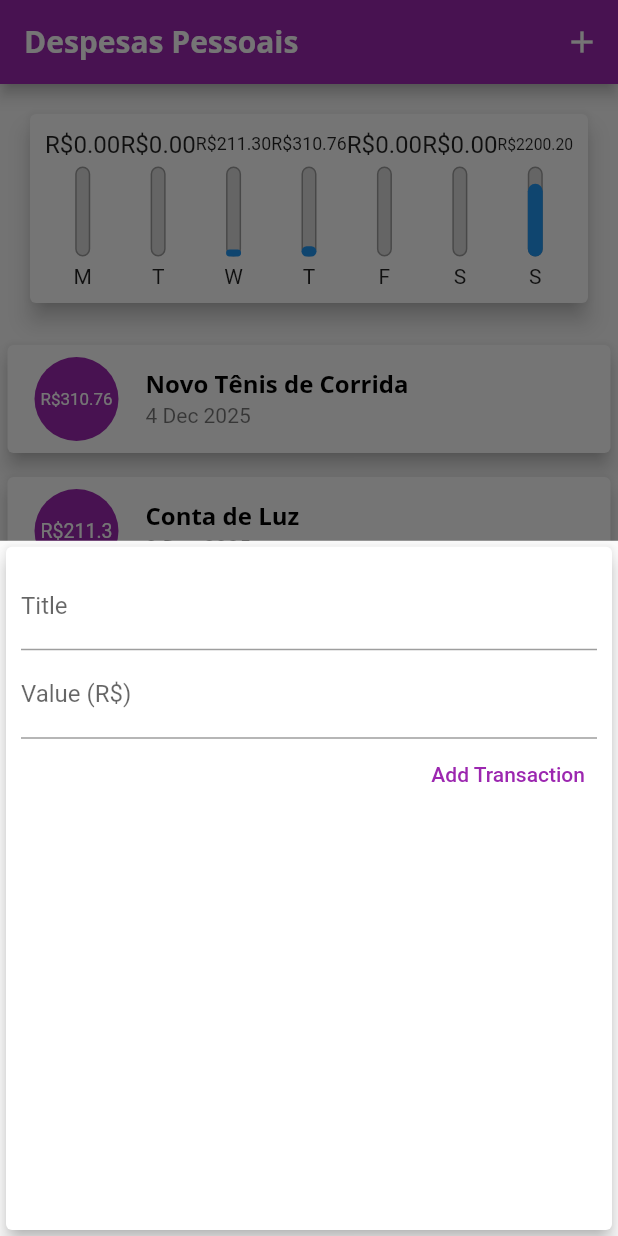
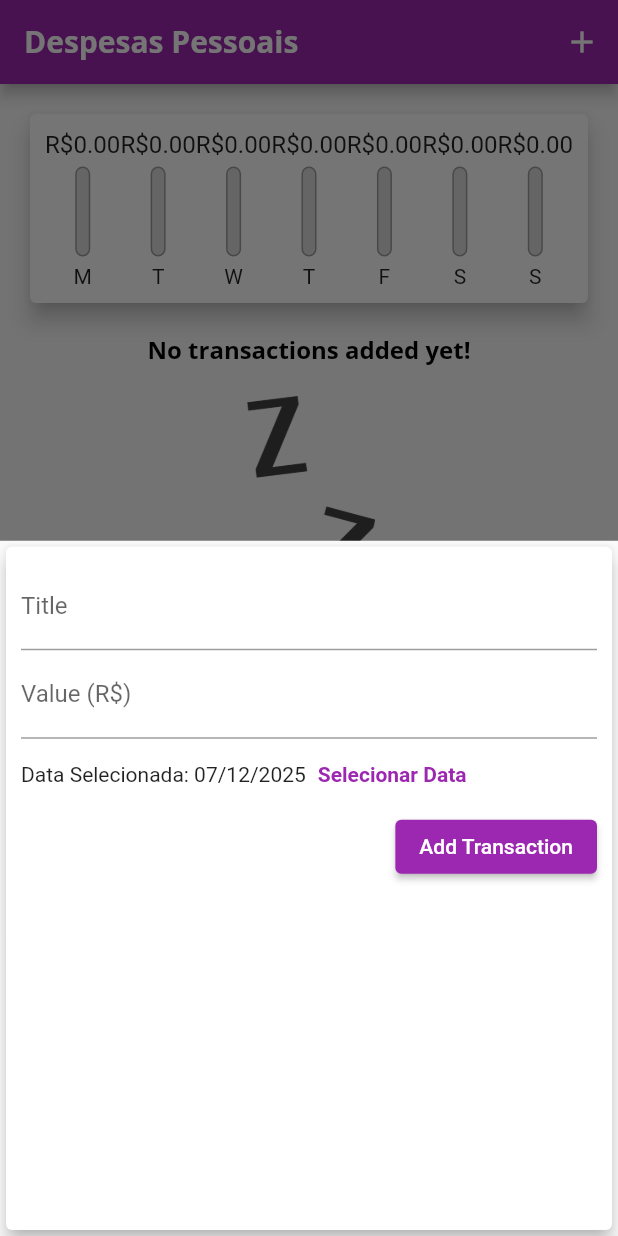
Before and after one commit to G-m4rtins/Personal_expenses, a Flutter app: the screen it shows after launch, after a tap on the "add" icon, on a phone screen of 412 x 824 dp. Run offline on Flutter 3.47's test engine with Material 2 defaults, Android fonts, the phone set to English and light mode, and no system bars.

Commit message:
refactor transaction management and form to include date selection and removal functionality

```diff
--- a/lib/components/chart.dart
+++ b/lib/components/chart.dart
@@ -56,7 +56,7 @@ class Chart extends StatelessWidget {
                 child: ChartBar(
                   label: tr['day'].toString(),
                   value: tr['value'] as double,
-                  percentage: (tr['value'] as double) / _weekTotalValue,
+                  percentage: _weekTotalValue == 0 ? 0 : (tr['value'] as double) / _weekTotalValue,
                 ),
               );
             }).toList(),
--- a/lib/components/transaction_form.dart
+++ b/lib/components/transaction_form.dart
@@ -1,8 +1,9 @@
 import 'package:flutter/material.dart';
+import 'package:intl/intl.dart';
 
 class TransactionForm extends StatefulWidget {
 
-  final void Function(String, double) onSubmit;
+  final void Function(String, double, DateTime) onSubmit;
 
   TransactionForm(this.onSubmit);
 
@@ -11,20 +12,36 @@ class TransactionForm extends StatefulWidget {
 }
 
 class _TransactionFormState extends State<TransactionForm> {
-  final titleController = TextEditingController();
-
-  final valueController = TextEditingController() ;
+  final _titleController = TextEditingController();
+  final _valueController = TextEditingController();
+  DateTime? _selectDate = DateTime.now();
 
   _submitForm() {
-    final title = titleController.text;
-    final value = double.tryParse(valueController.text) ?? 0.0;
+    final title = _titleController.text;
+    final value = double.tryParse(_valueController.text) ?? 0.0;
 
-    widget.onSubmit(title, value);
+    widget.onSubmit(title, value, _selectDate!);
 
-    if(title.isEmpty || value <= 0){
+    if(title.isEmpty || value <= 0 || _selectDate == null){
       return;
     }
 
+  }
+
+  _showDatePicker() {
+    showDatePicker(
+      context: context,
+      initialDate: DateTime.now(),
+      firstDate: DateTime(2000),
+      lastDate: DateTime.now(),
+    ).then((pickedDate){
+      if(pickedDate == null){
+        return;
+      }
+      setState(() {
+        _selectDate = pickedDate;
+      });
+    });
   }
 
   @override
@@ -38,21 +55,35 @@ class _TransactionFormState extends State<TransactionForm> {
             TextField(
               decoration: InputDecoration(labelText: 'Title'),
               onSubmitted: (value) => _submitForm(),
-              controller: titleController,
+              controller: _titleController,
             ),
             TextField(
               keyboardType: TextInputType.numberWithOptions(decimal: true),
               onSubmitted: (value) => _submitForm(),
               decoration: InputDecoration(labelText: 'Value (R\$)'),
-              controller: valueController,
+              controller: _valueController,
+            ),
+            Row(
+              children: <Widget>[
+                Text( _selectDate == null ? 'Nenhuma data selecionada' : 'Data Selecionada: ${DateFormat('dd/MM/y').format(_selectDate!)}'),
+                TextButton(
+                    onPressed: _showDatePicker,
+                    child: Text(
+                      'Selecionar Data',
+                      style: TextStyle(
+                        fontWeight: FontWeight.bold,
+                      ),
+                    ),
+                )
+              ],
             ),
             Row(
               mainAxisAlignment: MainAxisAlignment.end,
               children: [
-                TextButton(
+                ElevatedButton(
                   child: Text('Add Transaction'),
                   style: TextButton.styleFrom(
-                    primary: Colors.purple,
+                    foregroundColor: Colors.white,
                   ),
                   onPressed: _submitForm,
                 ),
--- a/lib/components/transaction_list.dart
+++ b/lib/components/transaction_list.dart
@@ -5,9 +5,12 @@ import 'package:intl/intl.dart';
 class TransactionList extends StatelessWidget {
 
 final List<Transaction> transactions;
+final Function(String id) onRemove;
+
 
 TransactionList({
-  required this.transactions
+  required this.transactions,
+  required this.onRemove
 });
 
   @override
@@ -58,6 +61,11 @@ TransactionList({
               subtitle: Text(
                 DateFormat('d MMM y').format(tr.date),
               ),
+              trailing: IconButton(
+                icon: Icon(Icons.delete),
+                color: Theme.of(context).errorColor,
+                onPressed: () => onRemove(tr.id),
+              ),
             ),
           );
         }).toList(),
--- a/lib/main.dart
+++ b/lib/main.dart
@@ -50,30 +50,30 @@ class MyHomePage extends StatefulWidget {
 
 class _MyHomePageState extends State<MyHomePage> {
   final List<Transaction> _transactions = [
-    Transaction(
-      id: 't1',
-      title: 'Novo Tênis de Corrida',
-      value: 310.76,
-      date: DateTime.now().subtract(Duration(days: 3)),
-    ),
-    Transaction(
-      id: 't2',
-      title: 'Conta de Luz',
-      value: 211.30,
-      date: DateTime.now().subtract(Duration(days: 4)),
-    ),
-    Transaction(
-      id: 't3',
-      title: 'Cartão de Credito',
-      value: 2110.30,
-      date: DateTime.now(),
-    ),
-    Transaction(
-      id: 't4',
-      title: 'Lanche',
-      value: 89.90,
-      date: DateTime.now(),
-    ),
+    // Transaction(
+    //   id: 't1',
+    //   title: 'Novo Tênis de Corrida',
+    //   value: 310.76,
+    //   date: DateTime.now().subtract(Duration(days: 3)),
+    // ),
+    // Transaction(
+    //   id: 't2',
+    //   title: 'Conta de Luz',
+    //   value: 211.30,
+    //   date: DateTime.now().subtract(Duration(days: 4)),
+    // ),
+    // Transaction(
+    //   id: 't3',
+    //   title: 'Cartão de Credito',
+    //   value: 2110.30,
+    //   date: DateTime.now(),
+    // ),
+    // Transaction(
+    //   id: 't4',
+    //   title: 'Lanche',
+    //   value: 89.90,
+    //   date: DateTime.now(),
+    // ),
 
   ];
 
@@ -85,12 +85,13 @@ class _MyHomePageState extends State<MyHomePage> {
     }).toList();
   }
 
-  _addTransaction(String title, double value) {
+
+  _addTransaction(String title, double value, DateTime date) {
     final newTransaction = Transaction(
       id: Random().nextDouble().toString(),
       title: title,
       value: value,
-      date: DateTime.now(),
+      date: date,
     );
 
     setState(() {
@@ -98,6 +99,12 @@ class _MyHomePageState extends State<MyHomePage> {
     });
 
     Navigator.of(context).pop();
+  }
+
+  _removeTransaction(String id){
+    setState(() {
+      _transactions.removeWhere((tr) => tr.id == id);
+    });
   }
 
   _openTransactionFormModal(BuildContext context) {
@@ -126,7 +133,7 @@ class _MyHomePageState extends State<MyHomePage> {
           crossAxisAlignment: CrossAxisAlignment.stretch,
           children: [
             Chart(_recentTransactions),
-            TransactionList(transactions:_transactions),
+            TransactionList(transactions:_transactions, onRemove: _removeTransaction),
           ],
         ),
       ),
```
